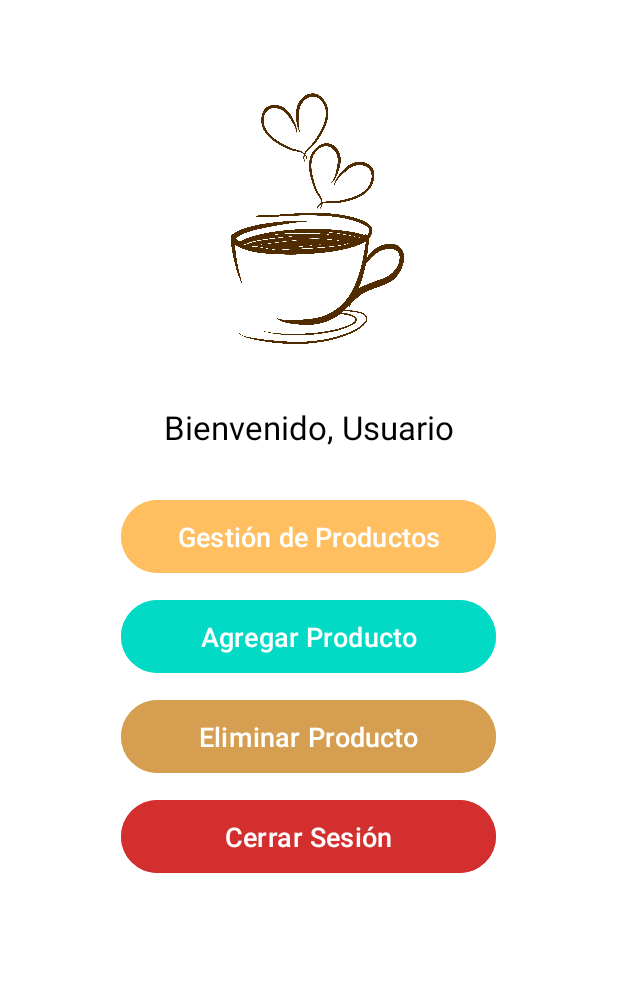
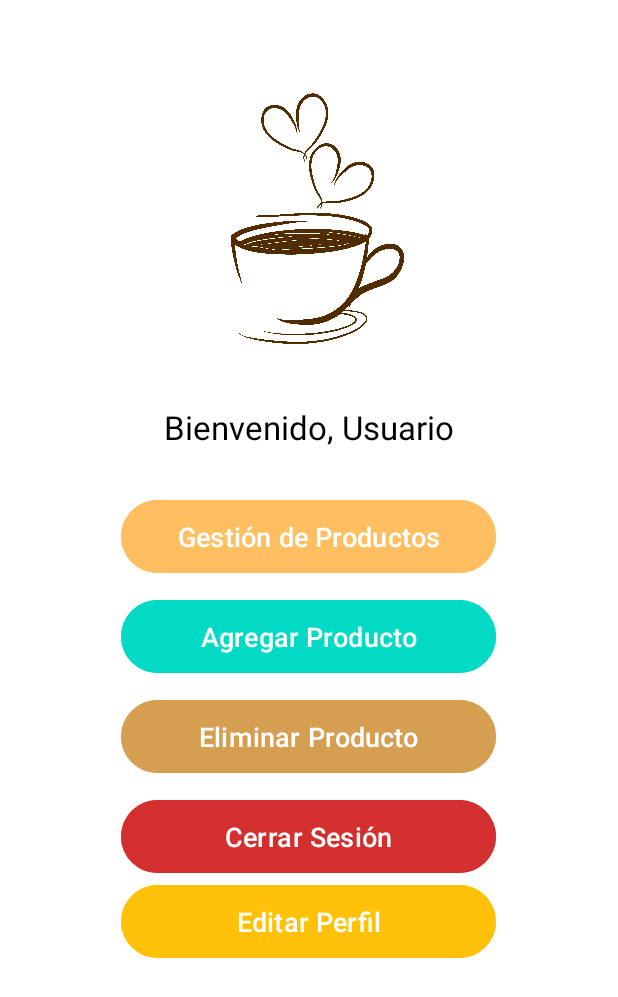
Before and after one commit to rodriisepulveda/final-am-ACN4AV-sepulveda-rodrigo, an Android app: the screen it shows after launch once a user with an empty profile is signed in (MainActivity), after a tap on "Cerrar Sesión", on a phone screen of 412 x 824 dp. Shown: the top 997 px of the screen. Run offline under Robolectric (Android 15) with nearby library versions, the phone set to English and light mode, and no system bars; our stand-ins replace Firebase (no records; nobody signed in at launch, a user with empty details on screens opened directly).

```diff
--- a/app/src/main/AndroidManifest.xml
+++ b/app/src/main/AndroidManifest.xml
@@ -43,5 +43,10 @@
         <activity
             android:name=".ProductListActivity"
             android:exported="true" />
+
+        <!-- Actividad de edición de perfil -->
+        <activity
+            android:name=".EditProfileActivity"
+            android:exported="true"/>
     </application>
 </manifest>
--- a/app/src/main/java/com/example/parcial_1_am_acn4av_rodrigo_sepulveda/MainActivity.java
+++ b/app/src/main/java/com/example/parcial_1_am_acn4av_rodrigo_sepulveda/MainActivity.java
@@ -9,6 +9,7 @@ import android.widget.Toast;
 import androidx.appcompat.app.AppCompatActivity;
 import com.google.firebase.auth.FirebaseAuth;
 import com.google.firebase.auth.FirebaseUser;
+import com.google.firebase.firestore.DocumentSnapshot;
 import com.google.firebase.firestore.FirebaseFirestore;
 
 public class MainActivity extends AppCompatActivity {
@@ -16,6 +17,7 @@ public class MainActivity extends AppCompatActivity {
     private TextView textViewWelcome;
     private FirebaseAuth mAuth;
     private FirebaseFirestore db;
+    private FirebaseUser user;
 
     @Override
     protected void onCreate(Bundle savedInstanceState) {
@@ -25,6 +27,7 @@ public class MainActivity extends AppCompatActivity {
         // Inicializar Firebase
         mAuth = FirebaseAuth.getInstance();
         db = FirebaseFirestore.getInstance();
+        user = mAuth.getCurrentUser();
 
         // Referencias UI
         textViewWelcome = findViewById(R.id.textViewWelcome);
@@ -32,11 +35,14 @@ public class MainActivity extends AppCompatActivity {
         Button buttonAddProduct = findViewById(R.id.buttonAddProduct);
         Button buttonDeleteProduct = findViewById(R.id.buttonDeleteProduct);
         Button buttonLogout = findViewById(R.id.buttonLogout);
+        Button buttonEditProfile = findViewById(R.id.buttonEditProfile);
 
-        // Cargar datos del usuario
-        FirebaseUser user = mAuth.getCurrentUser();
+        // Verificar si hay un usuario autenticado
         if (user != null) {
             loadUserData(user.getUid());
+        } else {
+            showToast("Usuario no autenticado");
+            redirectToLogin();
         }
 
         // Navegación a lista de productos
@@ -47,12 +53,18 @@ public class MainActivity extends AppCompatActivity {
 
         // Funcionalidad en desarrollo
         buttonAddProduct.setOnClickListener(v ->
-                Toast.makeText(MainActivity.this, getString(R.string.toast_functionality_development), Toast.LENGTH_SHORT).show()
+                showToast(getString(R.string.toast_functionality_development))
         );
 
         buttonDeleteProduct.setOnClickListener(v ->
-                Toast.makeText(MainActivity.this, getString(R.string.toast_functionality_development), Toast.LENGTH_SHORT).show()
+                showToast(getString(R.string.toast_functionality_development))
         );
+
+        // Editar perfil
+        buttonEditProfile.setOnClickListener(v -> {
+            Intent intent = new Intent(MainActivity.this, EditProfileActivity.class);
+            startActivity(intent);
+        });
 
         // Cerrar sesión
         buttonLogout.setOnClickListener(v -> logoutUser());
@@ -64,16 +76,30 @@ public class MainActivity extends AppCompatActivity {
                 .addOnSuccessListener(documentSnapshot -> {
                     if (documentSnapshot.exists()) {
                         String nombre = documentSnapshot.getString("nombre");
-                        textViewWelcome.setText("Bienvenido, " + (nombre != null ? nombre : "Usuario"));
+                        if (nombre != null && !nombre.isEmpty()) {
+                            textViewWelcome.setText("Bienvenido, " + nombre);
+                        } else {
+                            textViewWelcome.setText("Bienvenido, Usuario");
+                        }
+                    } else {
+                        showToast("No se encontraron datos del usuario en Firestore");
                     }
                 })
-                .addOnFailureListener(e -> Toast.makeText(this, "Error al cargar datos", Toast.LENGTH_SHORT).show());
+                .addOnFailureListener(e -> showToast("Error al cargar datos: " + e.getMessage()));
     }
 
     private void logoutUser() {
         mAuth.signOut();
-        Toast.makeText(this, "Sesión cerrada", Toast.LENGTH_SHORT).show();
+        showToast("Sesión cerrada");
+        redirectToLogin();
+    }
+
+    private void redirectToLogin() {
         startActivity(new Intent(MainActivity.this, LoginActivity.class));
         finish();
     }
+
+    private void showToast(String message) {
+        Toast.makeText(this, message, Toast.LENGTH_SHORT).show();
+    }
 }
--- a/app/src/main/res/layout/activity_main.xml
+++ b/app/src/main/res/layout/activity_main.xml
@@ -88,6 +88,18 @@
             android:textSize="18sp"
             android:padding="12dp"/>
 
+        <Button
+            android:id="@+id/buttonEditProfile"
+            android:layout_width="250dp"
+            android:layout_height="wrap_content"
+            android:text="@string/button_edit_profile"
+            android:backgroundTint="@color/accentColor"
+            android:textColor="@android:color/white"
+            android:textSize="18sp"
+            android:padding="12dp"
+            android:layout_marginBottom="10dp"/>
+
+
     </LinearLayout>
 
 </androidx.constraintlayout.widget.ConstraintLayout>
--- a/app/src/main/res/values/strings.xml
+++ b/app/src/main/res/values/strings.xml
@@ -61,5 +61,10 @@
     <string name="hint_search_name">Buscar por nombre</string>
     <string name="hint_search_category">Buscar por categoría</string>
 
+    <!-- Editprofile -->
+    <string name="button_edit_profile">Editar Perfil</string>
+    <string name="button_save_profile">Guardar Cambios</string>
+    <string name="button_cancel">Cancelar</string>
+
 
 </resources>
```
Also changed, not shown: app/build.gradle (+7 -5 lines), app/src/main/java/com/example/parcial_1_am_acn4av_rodrigo_sepulveda/EditProfileActivity.java (added, +83 -0 lines), app/src/main/java/com/example/parcial_1_am_acn4av_rodrigo_sepulveda/RegisterActivity.java (+10 -11 lines), app/src/main/res/layout/acitivity_edit_profile.xml (added, +65 -0 lines).
